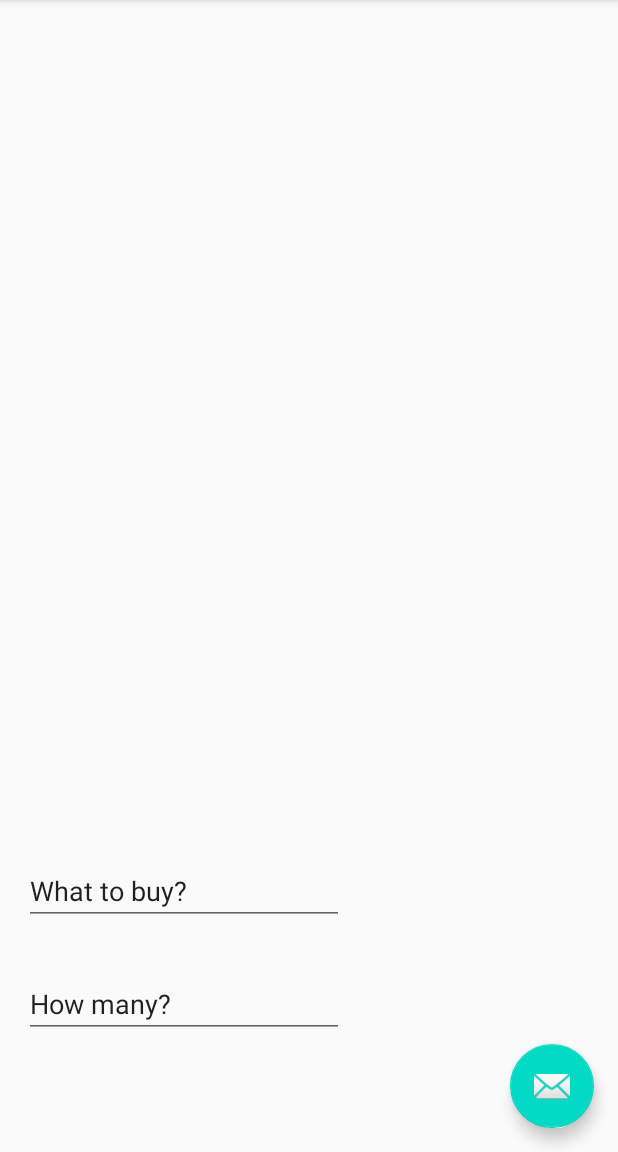
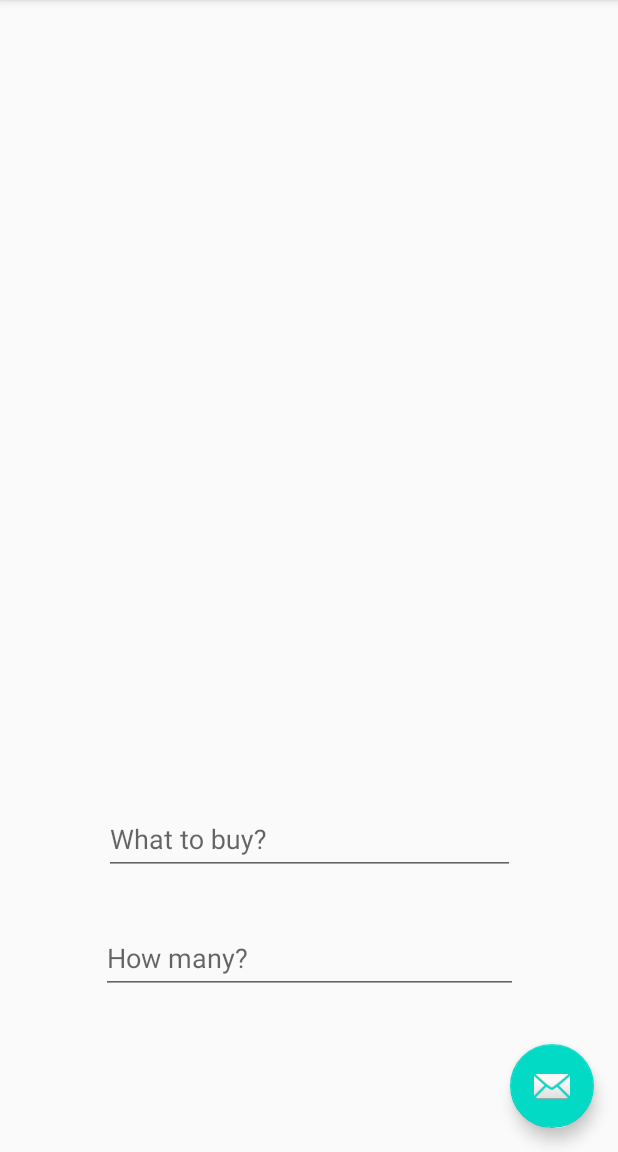
Before and after one commit to YasmineBY/Level-4-Task-1, an Android app: the screen it shows after launch (MainActivity), on a phone screen of 412 x 824 dp, the part 84-1236 px from its top. Run offline under Robolectric (Android 15) with nearby library versions, the phone set to English and light mode, and no system bars.

```diff
--- a/app/build.gradle
+++ b/app/build.gradle
@@ -1,7 +1,7 @@
 apply plugin: 'com.android.application'
 apply plugin: 'kotlin-android'
 apply plugin: 'kotlin-android-extensions'
-
+apply plugin: 'kotlin-kapt'
 android {
     compileSdkVersion 28
     buildToolsVersion "29.0.3"
@@ -38,6 +38,10 @@ android {
 }
 
 dependencies {
+    def room_version = "2.2.4"
+    implementation "androidx.room:room-runtime:$room_version"
+    kapt "androidx.room:room-compiler:$room_version"
+
     implementation fileTree(dir: 'libs', include: ['*.jar'])
     implementation "org.jetbrains.kotlin:kotlin-stdlib-jdk7:$kotlin_version"
     implementation 'androidx.appcompat:appcompat:1.1.0'
--- a/app/src/main/AndroidManifest.xml
+++ b/app/src/main/AndroidManifest.xml
@@ -10,7 +10,7 @@
         android:supportsRtl="true"
         android:theme="@style/AppTheme">
         <activity
-            android:name=".MainActivity"
+            android:name=".shoppinglist.MainActivity"
             android:label="@string/app_name"
             android:theme="@style/AppTheme.NoActionBar">
             <intent-filter>
--- /dev/null
+++ b/app/src/main/java/com/example/shoppinglist/shoppinglist/AddProduct.kt
@@ -0,0 +1 @@
+package com.example.shoppinglist.shoppinglist
--- a/app/src/main/java/com/example/shoppinglist/MainActivity.kt
+++ b/app/src/main/java/com/example/shoppinglist/shoppinglist/MainActivity.kt
@@ -1,10 +1,11 @@
-package com.example.shoppinglist
+package com.example.shoppinglist.shoppinglist
 
 import android.os.Bundle
 import com.google.android.material.snackbar.Snackbar
 import androidx.appcompat.app.AppCompatActivity
 import android.view.Menu
 import android.view.MenuItem
+import com.example.shoppinglist.R
 
 import kotlinx.android.synthetic.main.activity_main.*
 
--- a/app/src/main/res/layout/activity_main.xml
+++ b/app/src/main/res/layout/activity_main.xml
@@ -4,7 +4,7 @@
     xmlns:tools="http://schemas.android.com/tools"
     android:layout_width="match_parent"
     android:layout_height="match_parent"
-    tools:context=".MainActivity">
+    tools:context=".shoppinglist.MainActivity">
 
     <com.google.android.material.appbar.AppBarLayout
         android:layout_width="match_parent"
--- a/app/src/main/res/layout/content_main.xml
+++ b/app/src/main/res/layout/content_main.xml
@@ -18,33 +18,38 @@
         app:layout_constraintStart_toStartOf="parent"
         app:layout_constraintTop_toTopOf="parent" />
 
-    <EditText
-        android:id="@+id/editText"
-        android:layout_width="wrap_content"
-        android:layout_height="wrap_content"
-        android:layout_marginStart="16dp"
-        android:layout_marginTop="60dp"
-        android:layout_marginEnd="16dp"
-        android:ems="10"
-        android:inputType="textPersonName"
-        android:text="@string/whatBuy"
+    <com.google.android.material.textfield.TextInputLayout
+        android:id="@+id/etBuy"
+        android:layout_width="274dp"
+        android:layout_height="63dp"
+        android:layout_marginTop="16dp"
         app:layout_constraintEnd_toEndOf="parent"
-        app:layout_constraintHorizontal_bias="0.0"
+        app:layout_constraintHorizontal_bias="0.5"
         app:layout_constraintStart_toStartOf="parent"
-        app:layout_constraintTop_toBottomOf="@+id/recyclerView" />
+        app:layout_constraintTop_toBottomOf="@+id/recyclerView">
 
-    <EditText
-        android:id="@+id/editText2"
-        android:layout_width="wrap_content"
-        android:layout_height="wrap_content"
-        android:layout_marginStart="16dp"
-        android:layout_marginTop="30dp"
-        android:layout_marginEnd="16dp"
-        android:ems="10"
-        android:inputType="textPersonName"
-        android:text="@string/howMany"
+        <com.google.android.material.textfield.TextInputEditText
+            android:id="@+id/inputWhatBuy"
+            android:layout_width="match_parent"
+            android:layout_height="wrap_content"
+            android:hint="@string/whatBuy" />
+    </com.google.android.material.textfield.TextInputLayout>
+
+    <com.google.android.material.textfield.TextInputLayout
+        android:id="@+id/etAmount"
+        android:layout_width="278dp"
+        android:layout_height="72dp"
+        android:layout_marginTop="16dp"
         app:layout_constraintEnd_toEndOf="parent"
-        app:layout_constraintHorizontal_bias="0.0"
+        app:layout_constraintHorizontal_bias="0.5"
         app:layout_constraintStart_toStartOf="parent"
-        app:layout_constraintTop_toBottomOf="@+id/editText" />
+        app:layout_constraintTop_toBottomOf="@+id/etBuy">
+
+        <com.google.android.material.textfield.TextInputEditText
+            android:id="@+id/inputAmount"
+            android:layout_width="match_parent"
+            android:layout_height="wrap_content"
+            android:hint="@string/howMany" />
+    </com.google.android.material.textfield.TextInputLayout>
+
 </androidx.constraintlayout.widget.ConstraintLayout>
--- a/app/src/main/res/menu/menu_main.xml
+++ b/app/src/main/res/menu/menu_main.xml
@@ -1,7 +1,7 @@
 <menu xmlns:android="http://schemas.android.com/apk/res/android"
     xmlns:app="http://schemas.android.com/apk/res-auto"
     xmlns:tools="http://schemas.android.com/tools"
-    tools:context="com.example.shoppinglist.MainActivity">
+    tools:context="com.example.shoppinglist.shoppinglist.MainActivity">
     <item
         android:id="@+id/action_settings"
         android:orderInCategory="100"
```
Also changed, not shown: app/src/main/res/navigation/nav_graph.xml (+1 -24 lines).
